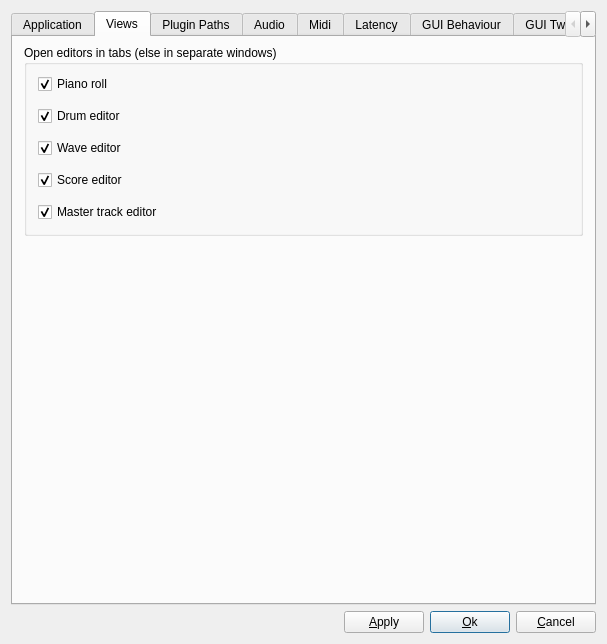
Above: muse3/muse/components/gensetbase.ui from emrum/muse before the change. Below: the same form after it.
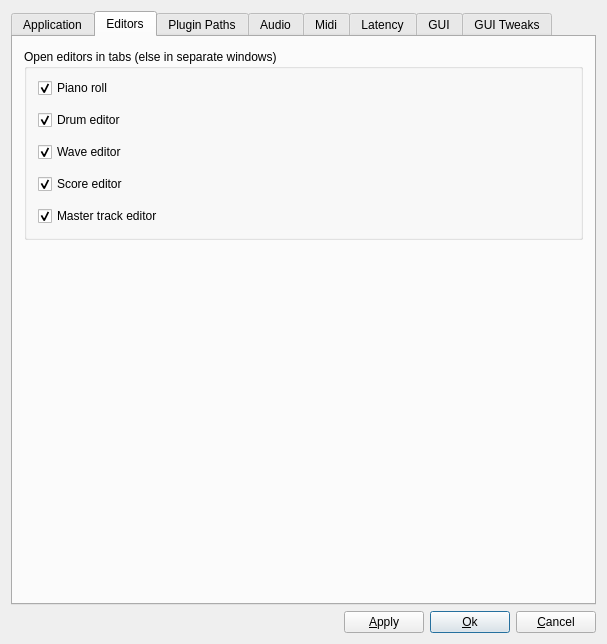
That is the form after the change. The open tabs and pages were chosen to show the change.

Commit message: Set correct horizontal position when reusing window / shift for Open new

The edit to the form file:
```diff
--- a/muse3/muse/components/gensetbase.ui
+++ b/muse3/muse/components/gensetbase.ui
@@ -309,7 +309,7 @@
      </widget>
      <widget class="QWidget" name="tab_3">
       <attribute name="title">
-       <string>Views</string>
+       <string>Editors</string>
       </attribute>
       <layout class="QVBoxLayout" name="verticalLayout_15">
        <property name="topMargin">
@@ -329,7 +329,7 @@
          <property name="sizeHint" stdset="0">
           <size>
            <width>20</width>
-           <height>6</height>
+           <height>10</height>
           </size>
          </property>
         </spacer>
@@ -1632,7 +1632,7 @@
      </widget>
      <widget class="QWidget" name="tabGuiBehaviour">
       <attribute name="title">
-       <string>GUI Behaviour</string>
+       <string>GUI</string>
       </attribute>
       <layout class="QVBoxLayout" name="verticalLayout_21">
        <item>
```
The commit also changes 3 other files.
